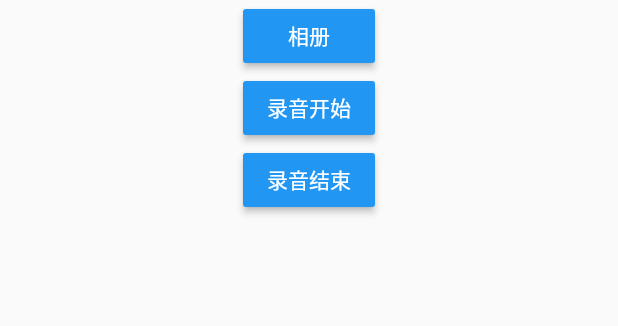
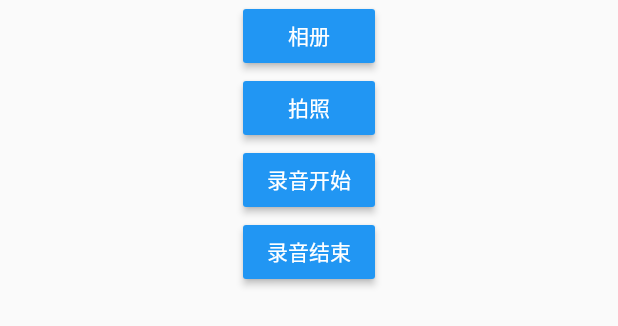
Before and after one commit to rongcloud/rongcloud-im-flutter-sdk, a Flutter app: the FriendListPage widget shown alone on an empty page, opened directly, after a tap on "相册", on a phone screen of 412 x 824 dp. Shown: the top 326 px of the screen. Run offline on Flutter 3.47's test engine with Material 2 defaults, Android fonts, the phone set to English and light mode, and no system bars; our stand-ins replace cached_network_image, flutter_screenutil, image_picker, permission_handler, pull_to_refresh; missing offline and left inert: audio_recorder; accounts and stored records are empty.

Commit message:
问题:增加拍照功能 原因: 解决方案: Reviewer: 工单号: Log: X

```diff
--- a/example/lib/pages/friend_list_page.dart
+++ b/example/lib/pages/friend_list_page.dart
@@ -42,6 +42,25 @@ class _FriendListPageState extends State<FriendListPage> {
 
   getImages() async {
     File imgfile = await ImagePicker.pickImage(source: ImageSource.gallery);
+    if(imgfile == null) {
+      return;
+    }
+    String imgPath = imgfile.path;
+    if (TargetPlatform.android == defaultTargetPlatform) {
+       imgPath = "file://" + imgfile.path;
+    }
+
+    print("imagepath " + imgPath);
+    ImageMessage imgMsg = ImageMessage.obtain(imgPath);
+    Message msg = await RongcloudImPlugin.sendMessage(
+        RCConversationType.Private, "test", imgMsg);
+  }
+
+  takePhotos() async {
+    File imgfile = await ImagePicker.pickImage(source: ImageSource.camera);
+    if(imgfile == null) {
+      return;
+    }
     String imgPath = imgfile.path;
     if (TargetPlatform.android == defaultTargetPlatform) {
        imgPath = "file://" + imgfile.path;
@@ -88,6 +107,14 @@ class _FriendListPageState extends State<FriendListPage> {
           MaterialButton(
             color: Colors.blue,
             textColor: Colors.white,
+            child: new Text("拍照"),
+            onPressed: () {
+              takePhotos();
+            },
+          ),
+          MaterialButton(
+            color: Colors.blue,
+            textColor: Colors.white,
             child: new Text("录音开始"),
             onPressed: () {
               startRecordAudio();
```
Also changed, not shown: 1 other file.
